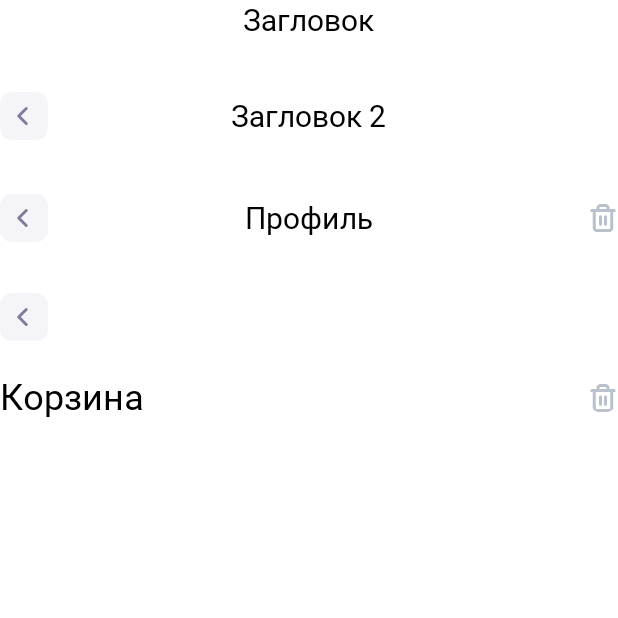
After one commit to Vrs-Alex/StudyMatuleApp, an Android app built with Jetpack Compose: the composable ShowHeader shown on its own in the app's theme, on a phone screen of 412 x 824 dp, the top half of it. The commit adds this screen. Run offline under Robolectric (Android 15) with nearby library versions, the phone set to English and light mode, and no system bars; Roboto replaces fonts that are not available here.

Commit message:
Added headers

```diff
--- a/Android/Library/app/src/main/java/vrsalex/matule/uikit/MainActivity.kt
+++ b/Android/Library/app/src/main/java/vrsalex/matule/uikit/MainActivity.kt
@@ -18,6 +18,7 @@ import vrsalex.matule.uikit.show.ShowBubble
 import vrsalex.matule.uikit.show.ShowButton
 import vrsalex.matule.uikit.show.ShowCard
 import vrsalex.matule.uikit.show.ShowControllers
+import vrsalex.matule.uikit.show.ShowHeader
 import vrsalex.matule.uikit.show.ShowInput
 import vrsalex.matule.uikit.show.ShowSearch
 import vrsalex.matule.uikit.show.ShowSelect
@@ -55,6 +56,8 @@ class MainActivity : ComponentActivity() {
                     ShowTabBar()
 
                     ShowCard()
+
+                    ShowHeader()
                 }
             }
         }
--- /dev/null
+++ b/Android/Library/app/src/main/java/vrsalex/matule/uikit/show/ShowHeader.kt
@@ -0,0 +1,65 @@
+package vrsalex.matule.uikit.show
+
+import androidx.compose.foundation.layout.Arrangement
+import androidx.compose.foundation.layout.Column
+import androidx.compose.runtime.Composable
+import androidx.compose.ui.unit.dp
+import vrsalex.matule.uikit.component.button.Bubble
+import vrsalex.matule.uikit.component.button.BubbleSize
+import vrsalex.matule.uikit.component.header.LargeHeader
+import vrsalex.matule.uikit.component.header.SmallHeader
+import vrsalex.matule.uikit.component.icon.SystemIcon
+
+@Composable
+fun ShowHeader() {
+
+    Column(verticalArrangement = Arrangement.spacedBy(16.dp)) {
+
+        SmallHeader("Загловок")
+
+        SmallHeader(
+            title = "Загловок 2",
+            startContent = {
+                Bubble(
+                    iconId = SystemIcon.LEFT,
+                    size = BubbleSize.Dp32,
+                    onClick = {
+
+                    }
+                )
+            }
+        )
+
+        SmallHeader(
+            title = "Профиль",
+            startContent = {
+                Bubble(
+                    iconId = SystemIcon.LEFT,
+                    size = BubbleSize.Dp32,
+                    onClick = {
+
+                    }
+                )
+            },
+            endContent = {
+                SystemIcon(
+                    icon = SystemIcon.DELETE,
+                )
+            }
+        )
+
+
+        LargeHeader(
+            title = "Корзина",
+            onBackPressed = {},
+            actionContent = {
+                SystemIcon(
+                    icon = SystemIcon.DELETE,
+                    onClick = {}
+                )
+            }
+        )
+
+    }
+
+}
--- /dev/null
+++ b/Android/Library/uikit/src/main/java/vrsalex/matule/uikit/component/header/LargeHeader.kt
@@ -0,0 +1,52 @@
+package vrsalex.matule.uikit.component.header
+
+
+import androidx.compose.foundation.background
+import androidx.compose.foundation.clickable
+import androidx.compose.foundation.interaction.MutableInteractionSource
+import androidx.compose.foundation.layout.Column
+import androidx.compose.foundation.layout.Row
+import androidx.compose.foundation.layout.Spacer
+import androidx.compose.foundation.layout.fillMaxWidth
+import androidx.compose.foundation.layout.height
+import androidx.compose.foundation.shape.CircleShape
+import androidx.compose.material3.Icon
+import androidx.compose.material3.Text
+import androidx.compose.material3.ripple
+import androidx.compose.runtime.Composable
+import androidx.compose.runtime.remember
+import androidx.compose.ui.Alignment
+import androidx.compose.ui.Modifier
+import androidx.compose.ui.draw.clip
+import androidx.compose.ui.res.painterResource
+import androidx.compose.ui.unit.dp
+import vrsalex.matule.uikit.component.button.Bubble
+import vrsalex.matule.uikit.component.button.BubbleSize
+import vrsalex.matule.uikit.component.button.ButtonSize
+import vrsalex.matule.uikit.component.icon.SystemIcon
+import vrsalex.matule.uikit.theme.AppTheme
+import vrsalex.matule.uikit.theme.Black
+import vrsalex.matule.uikit.theme.White
+
+
+@Composable
+fun LargeHeader(
+    title: String,
+    onBackPressed: () -> Unit,
+    modifier: Modifier = Modifier,
+    actionContent: @Composable () -> Unit = {}
+) {
+    Column(modifier = modifier.fillMaxWidth().background(White)) {
+        Bubble(
+            iconId = SystemIcon.LEFT,
+            size = BubbleSize.Dp32,
+            onClick = onBackPressed
+        )
+        Spacer(Modifier.height(24.dp))
+        Row(verticalAlignment = Alignment.CenterVertically) {
+            Text(text = title, style = AppTheme.typography.title1Heavy, color = Black)
+            Spacer(Modifier.weight(1f))
+            actionContent()
+        }
+    }
+}
--- /dev/null
+++ b/Android/Library/uikit/src/main/java/vrsalex/matule/uikit/component/header/SmallHeader.kt
@@ -0,0 +1,48 @@
+package vrsalex.matule.uikit.component.header
+
+
+import androidx.compose.foundation.background
+import androidx.compose.foundation.layout.Box
+import androidx.compose.foundation.layout.fillMaxWidth
+import androidx.compose.foundation.layout.padding
+import androidx.compose.material3.Text
+import androidx.compose.runtime.Composable
+import androidx.compose.ui.Alignment
+import androidx.compose.ui.Modifier
+import androidx.compose.ui.text.style.TextOverflow
+import androidx.compose.ui.unit.dp
+import vrsalex.matule.uikit.theme.AppTheme
+import vrsalex.matule.uikit.theme.Black
+import vrsalex.matule.uikit.theme.White
+
+@Composable
+fun SmallHeader(
+    title: String,
+    modifier: Modifier = Modifier,
+    startContent: @Composable () -> Unit = {},
+    endContent: @Composable () -> Unit = {}
+) {
+    Box(modifier = modifier
+        .fillMaxWidth()
+        .background(White)
+        .padding(top = 2.dp, bottom = 18.dp),
+        contentAlignment = Alignment.Center) {
+
+        Box(modifier = Modifier.align(Alignment.CenterStart)) {
+            startContent()
+        }
+
+        Text(
+            modifier = Modifier.padding(horizontal = 40.dp),
+            text = title,
+            style = AppTheme.typography.title2Semibold,
+            color = Black,
+            maxLines = 1,
+            overflow = TextOverflow.Ellipsis
+        )
+
+        Box(modifier = Modifier.align(Alignment.CenterEnd)) {
+            endContent()
+        }
+    }
+}
--- a/Android/Library/uikit/src/main/java/vrsalex/matule/uikit/component/icon/SystemIcon.kt
+++ b/Android/Library/uikit/src/main/java/vrsalex/matule/uikit/component/icon/SystemIcon.kt
@@ -2,10 +2,12 @@ package vrsalex.matule.uikit.component.icon
 
 import androidx.compose.foundation.clickable
 import androidx.compose.foundation.layout.size
+import androidx.compose.foundation.shape.CircleShape
 import androidx.compose.material3.Icon
 import androidx.compose.material3.ripple
 import androidx.compose.runtime.Composable
 import androidx.compose.ui.Modifier
+import androidx.compose.ui.draw.clip
 import androidx.compose.ui.graphics.Color
 import androidx.compose.ui.res.painterResource
 import androidx.compose.ui.unit.dp
@@ -45,9 +47,9 @@ fun SystemIcon(
     onClick: (() -> Unit)? = null
 ) {
 
-    val clickableModifier = if (onClick != null) Modifier.clickable(
+    val clickableModifier = if (onClick != null) Modifier.clip(CircleShape).clickable(
         interactionSource = null,
-        indication = null,
+        indication = ripple(),
         onClick = onClick ) else Modifier
 
     Icon(
```
